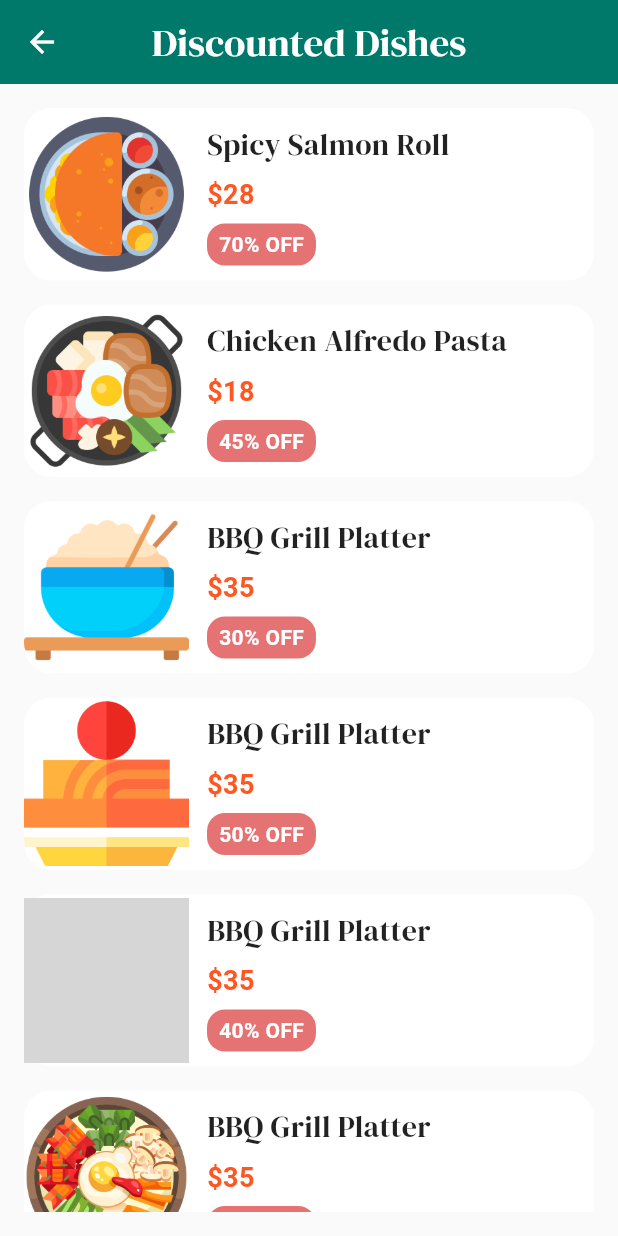
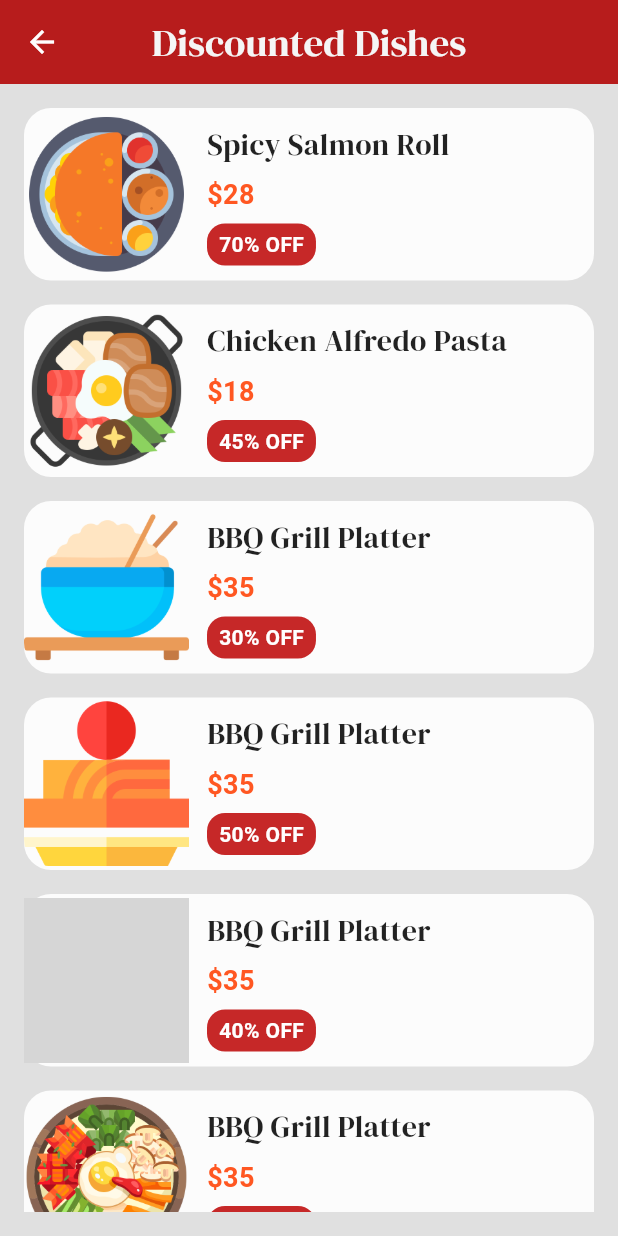
Before and after one commit to arshadjaji98/menu_app, a Flutter app: the Discount screen opened directly, on a phone screen of 412 x 824 dp. Run offline on Flutter 3.47's test engine with Material 3 defaults, Android fonts, the light colour scheme and no system bars; our stand-ins replace firebase_core, google_fonts, hive_flutter; missing offline and left inert: pay; accounts and stored records are empty; grey boxes are pictures that could not be loaded.

Commit message:
few things fixed in drawer

```diff
--- a/lib/drawer/discount.dart
+++ b/lib/drawer/discount.dart
@@ -13,15 +13,18 @@ class _DiscountState extends State<Discount> {
   Widget build(BuildContext context) {
     return Scaffold(
       extendBodyBehindAppBar: true,
-      backgroundColor: Colors.grey[50],
+      backgroundColor: Colors.grey[300],
       appBar: AppBar(
         foregroundColor: Colors.white,
         centerTitle: true,
-        backgroundColor: Colors.teal[700],
+        backgroundColor: Colors.red.shade900,
         elevation: 0,
         title: Text(
           "Discounted Dishes",
-          style: GoogleFonts.dmSerifDisplay(color: Colors.white, fontSize: 26),
+          style: GoogleFonts.dmSerifDisplay(
+            color: Colors.grey[100],
+            fontSize: 26,
+          ),
         ),
       ),
       body: Padding(
@@ -95,12 +98,6 @@ class _DiscountState extends State<Discount> {
               "asset/sushi (1).png",
               "40% OFF",
             ),
-            _buildDiscountCard(
-              "BBQ Grill Platter",
-              "35",
-              "asset/sushi (1).png",
-              "70% OFF",
-            ),
             const SizedBox(height: 16),
           ],
         ),
@@ -157,7 +154,7 @@ class _DiscountState extends State<Discount> {
                       vertical: 4,
                     ),
                     decoration: BoxDecoration(
-                      color: Colors.red[300],
+                      color: Colors.red.shade800,
                       borderRadius: BorderRadius.circular(12),
                     ),
                     child: Text(
--- a/lib/drawer/favourite.dart
+++ b/lib/drawer/favourite.dart
@@ -31,7 +31,7 @@ class _FavoriteScreenState extends State<FavoriteScreen> {
       appBar: AppBar(
         foregroundColor: Colors.white,
         title: Text(
-          "Favorites",
+          "Saved Dsishes",
           style: GoogleFonts.dmSerifDisplay(fontSize: 26, color: Colors.white),
         ),
         backgroundColor: Colors.red[900],
```
Also changed, not shown: lib/drawer/top_dishes.dart (+2 -9 lines), lib/pages/menu_page.dart (+7 -4 lines).
